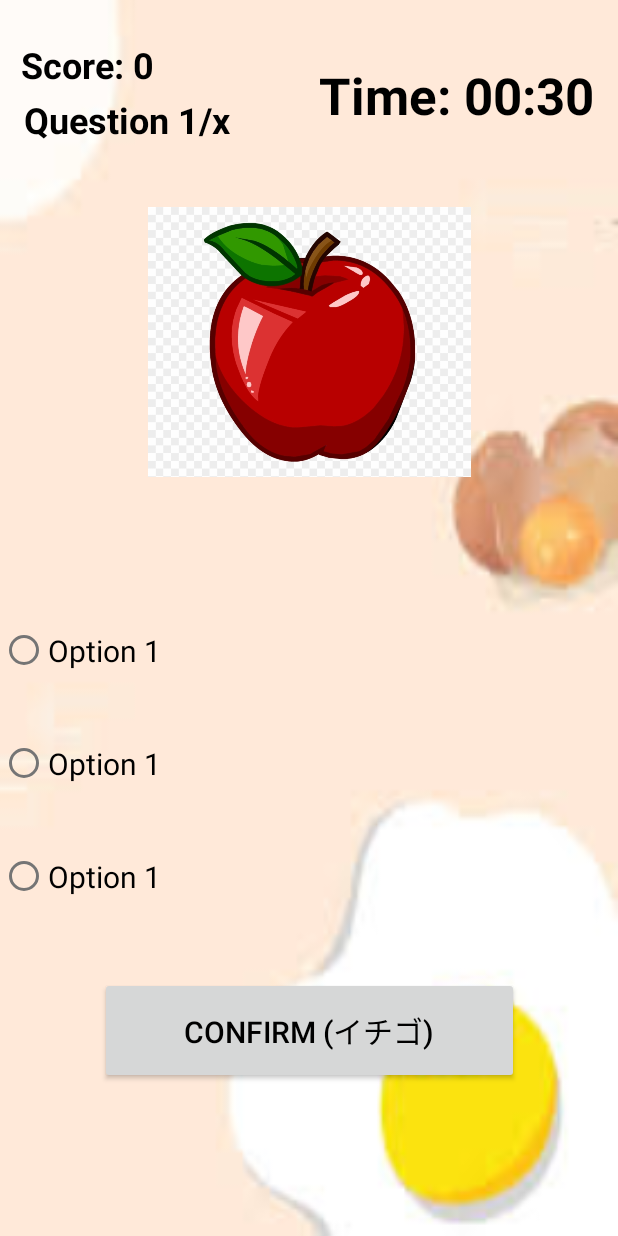
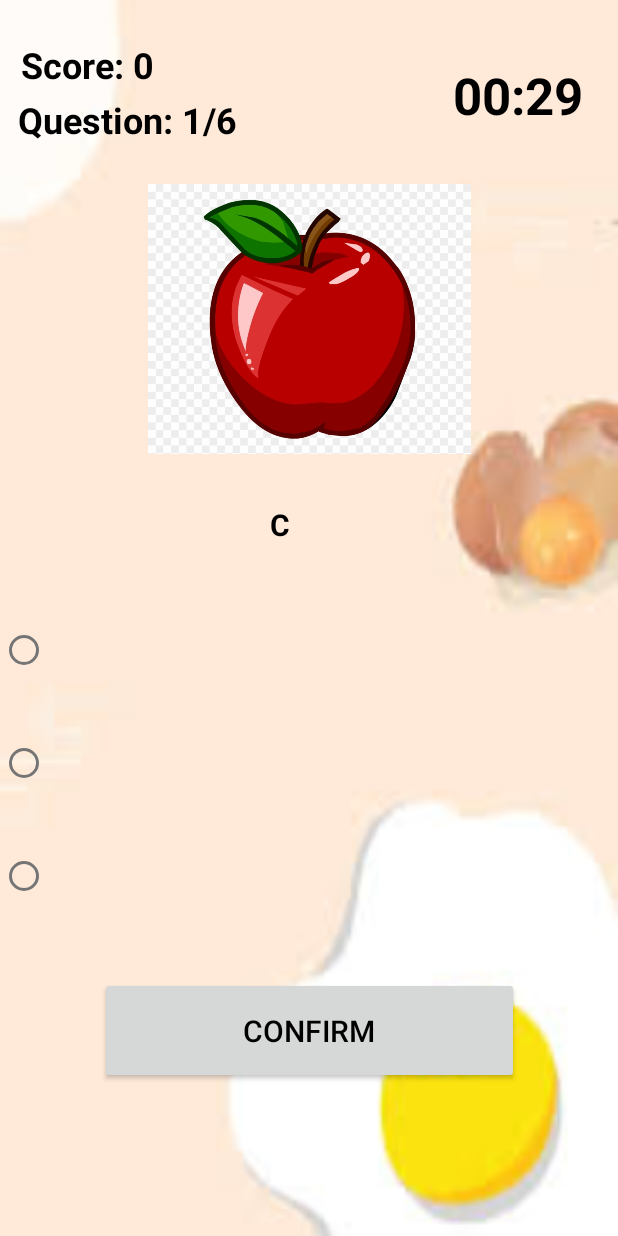
Before and after one commit to CodeX-Viro/FinalAppJapanglish, an Android app: the EasyQuiz1 screen opened directly, with no data from a screen before it, on a phone screen of 412 x 824 dp. Run offline under Robolectric (Android 15) with nearby library versions, the phone set to English and light mode, and no system bars.

Commit message:
CD Timer, Highscore + Color

```diff
--- a/app/src/main/java/com/example/japanglish/EasyQuiz1.java
+++ b/app/src/main/java/com/example/japanglish/EasyQuiz1.java
@@ -1,14 +1,54 @@
 package com.example.japanglish;
 
 import android.content.Intent;
+import android.content.res.ColorStateList;
+import android.graphics.Color;
 import android.os.Bundle;
+import android.os.CountDownTimer;
 import android.view.View;
 import android.widget.Button;
+import android.widget.RadioButton;
+import android.widget.RadioGroup;
+import android.widget.TextView;
 import android.widget.Toast;
 
 import androidx.appcompat.app.AppCompatActivity;
 
+import java.util.Collections;
+import java.util.List;
+import java.util.Locale;
+
 public class EasyQuiz1 extends AppCompatActivity {
+    public static final String EXTRA_SCORE = "extraScore";
+    private static final long COUNTDOWN_IN_MILLIS = 30000;
+
+    private TextView textViewQuestion;
+    private TextView textViewScore;
+    private TextView textViewQuestionCount;
+    private TextView textViewCountdown;
+    private RadioGroup rbGroup;
+    private RadioButton rb1;
+    private RadioButton rb2;
+    private RadioButton rb3;
+    private Button buttonConfirmNext;
+
+    private ColorStateList textColorDefaultRb;
+    private ColorStateList textColorDefaultCd;
+
+    private CountDownTimer countDownTimer;
+    private long timeLeftInMillis;
+
+    private List<Question> questionList;
+    private int questionCounter;
+    private int questionCountTotal;
+    private Question currentQuestion;
+
+    private int score;
+    private boolean answered;
+
+    private long backPressedItem;
+
+
 
     @Override
     protected void onCreate(Bundle savedInstanceState) {
@@ -16,7 +56,158 @@ public class EasyQuiz1 extends AppCompatActivity {
         setContentView(R.layout.quizapple1);
 
         Button buttonStartQuiz = findViewById(R.id.button_confirm);
+        textViewQuestion = findViewById(R.id.text_view_question);
+        textViewScore = findViewById(R.id.text_view_score);
+        textViewQuestionCount = findViewById(R.id.text_view_question_count);
+        textViewCountdown = findViewById(R.id.text_view_countdown);
+        rbGroup = findViewById(R.id.radio_group);
+        rb1 = findViewById(R.id.radio_button_1);
+        rb2 = findViewById(R.id.radio_button_2);
+        rb3 = findViewById(R.id.radio_button_3);
+        buttonConfirmNext = findViewById(R.id.button_confirm);
+
+        textColorDefaultRb = rb1.getTextColors();
+        textColorDefaultCd = textViewCountdown.getTextColors();
+
+        QuizDbHelper dbHelper = new QuizDbHelper(this);
+        questionList = dbHelper.getAllQuestions();
+        questionCountTotal = questionList.size();
+        Collections.shuffle(questionList);
+
+        showNextQuestion();
+
+        buttonConfirmNext.setOnClickListener(new View.OnClickListener() {
+            @Override
+            public void onClick(View v) {
+                if (!answered){
+                    if(rb1.isChecked() || rb2.isChecked() || rb3.isChecked()){
+                        checkAnswer();
+                    } else {
+                        Toast.makeText(EasyQuiz1.this, "Please select an Answer", Toast.LENGTH_SHORT).show();
+                    }
+                } else {
+                    showNextQuestion();
+                }
+            }
+        });
+    }
+    private void showNextQuestion(){
+        rb1.setTextColor(textColorDefaultRb);
+        rb2.setTextColor(textColorDefaultRb);
+        rb3.setTextColor(textColorDefaultRb);
+        rbGroup.clearCheck();
+
+        if (questionCounter < questionCountTotal) {
+            currentQuestion = questionList.get(questionCounter);
+
+            textViewQuestion.setText(currentQuestion.getQuestion());
+            rb1.setText(currentQuestion.getOption1());
+            rb2.setText(currentQuestion.getOption2());
+            rb3.setText(currentQuestion.getOption3());
+
+            questionCounter++;
+            textViewQuestionCount.setText("Question: " + questionCounter + "/" + questionCountTotal);
+            answered = false;
+            buttonConfirmNext.setText("Confirm");
+
+            timeLeftInMillis = COUNTDOWN_IN_MILLIS;
+            startCountDown();
+        } else {
+            finishQuiz();
+        }
+    }
+    private void startCountDown (){
+        countDownTimer = new CountDownTimer(timeLeftInMillis, 1000) {
+            @Override
+            public void onTick(long millisUntilFinished) {
+                timeLeftInMillis = millisUntilFinished;
+                updateCountDownText();
+            }
+
+            @Override
+            public void onFinish() {
+                timeLeftInMillis = 0;
+                updateCountDownText();
+                checkAnswer();
+            }
+        }.start();
+    }
+
+    private void updateCountDownText() {
+        int minutes = (int) (timeLeftInMillis / 1000) / 60;
+        int seconds = (int) (timeLeftInMillis / 1000) % 60;
+
+        String timeFormatted = String.format(Locale.getDefault(), "%02d:%02d", minutes, seconds);
+        textViewCountdown.setText(timeFormatted);
+
+        if (timeLeftInMillis < 10000) {
+            textViewCountdown.setTextColor(Color.RED);
+        }else {
+            textViewCountdown.setTextColor(textColorDefaultCd);
+        }
+    }
 
 
+    private void checkAnswer(){
+        answered = true;
+        countDownTimer.cancel();
+
+        RadioButton rbSelected = findViewById(rbGroup.getCheckedRadioButtonId());
+        int answerNr = rbGroup.indexOfChild(rbSelected) + 1;
+
+        if (answerNr == currentQuestion.getAnswerNr()){
+            score++;
+            textViewScore.setText("Score: " + score);
+        }
+        showSolution();
+    }
+    private void showSolution(){
+        rb1.setTextColor(Color.RED);
+        rb2.setTextColor(Color.RED);
+        rb3.setTextColor(Color.RED);
+
+        switch (currentQuestion.getAnswerNr()){
+            case 1:
+                rb1.setTextColor(Color.GREEN);
+                textViewQuestion.setText("Answer 1 is correct");
+                break;
+            case 2:
+                rb2.setTextColor(Color.GREEN);
+                textViewQuestion.setText("Answer 2 is correct");
+                break;
+            case 3:
+                rb3.setTextColor(Color.GREEN);
+                textViewQuestion.setText("Answer 3 is correct");
+                break;
+        }
+        if (questionCounter < questionCountTotal){
+            buttonConfirmNext.setText("Next");
+        }else {
+            buttonConfirmNext.setText("Finish");
+        }
+    }
+    private void finishQuiz(){
+        Intent resultIntent = new Intent();
+        resultIntent.putExtra(EXTRA_SCORE, score);
+        setResult(RESULT_OK, resultIntent);
+        finish();
+    }
+
+    @Override
+    public void onBackPressed() {
+        if (backPressedItem + 2000 > System.currentTimeMillis()){
+            finishQuiz();
+        } else {
+            Toast.makeText(this, "Press back again to finish", Toast.LENGTH_SHORT).show();
+        }
+        backPressedItem = System.currentTimeMillis();
+    }
+
+    @Override
+    protected void onDestroy() {
+        super.onDestroy();
+        if (countDownTimer !=null){
+            countDownTimer.cancel();
+        }
     }
 }
--- /dev/null
+++ b/app/src/main/java/com/example/japanglish/QuizDbHelper.java
@@ -0,0 +1,94 @@
+package com.example.japanglish;
+
+import android.content.ContentValues;
+import android.content.Context;
+import android.database.Cursor;
+import android.database.sqlite.SQLiteDatabase;
+import android.database.sqlite.SQLiteOpenHelper;
+import androidx.annotation.Nullable;
+import com.example.japanglish.QuizContract.*;
+
+import java.util.ArrayList;
+import java.util.List;
+
+public class QuizDbHelper extends SQLiteOpenHelper {
+
+    private static final String DATABASE_NAME = "QuizDatabase.db";
+    private static final int DATABASE_VERSION = 1;
+
+    private SQLiteDatabase db;
+
+
+
+    public QuizDbHelper(Context context) {
+        super(context, DATABASE_NAME, null, DATABASE_VERSION);
+    }
+
+    @Override
+    public void onCreate(SQLiteDatabase db) {
+        this.db = db;
+
+        final String SQL_CREATE_QUESTIONS_TABLE = "CREATE TABLE " +
+                QuestionsTable.TABLE_NAME + " ( " +
+                QuestionsTable._ID + " INTEGER PRIMARY KEY AUTOINCREMENT, " +
+                QuestionsTable.COLUMN_QUESTION + " TEXT, " +
+                QuestionsTable.COLUMN_OPTION1 + " TEXT, " +
+                QuestionsTable.COLUMN_OPTION2 + " TEXT, " +
+                QuestionsTable.COLUMN_OPTION3 + " TEXT, " +
+                QuestionsTable.COLUMN_ANSWER_NR + " INTEGER" +
+                ")";
+
+        db.execSQL(SQL_CREATE_QUESTIONS_TABLE);
+        fillQuestionsTable();
+
+    }
+
+    @Override
+    public void onUpgrade(SQLiteDatabase db, int oldVersion, int newVersion) {
+       db.execSQL("DROP TABLE IF EXISTS " + QuestionsTable.TABLE_NAME);
+       onCreate(db);
+    }
+
+    private void fillQuestionsTable(){
+        Question q1 = new Question("A is Correct", "A", "B", "C", 1 );
+        addQuestion(q1);
+        Question q2 = new Question("B is Correct", "A", "B", "C", 2 );
+        addQuestion(q2);
+        Question q3 = new Question("C is Correct", "A", "B", "C", 3 );
+        addQuestion(q3);
+        Question q4 = new Question("A is Correct", "A", "B", "C", 1 );
+        addQuestion(q4);
+        Question q5 = new Question("B is Correct", "A", "B", "C", 2 );
+        addQuestion(q5);
+        Question q6 = new Question("C is Correct", "A", "B", "C", 3 );
+        addQuestion(q6);
+    }
+    private void addQuestion(Question question){
+        ContentValues cv = new ContentValues();
+        cv.put(QuestionsTable.COLUMN_QUESTION, question.getQuestion());
+        cv.put(QuestionsTable.COLUMN_QUESTION, question.getOption1());
+        cv.put(QuestionsTable.COLUMN_QUESTION, question.getOption2());
+        cv.put(QuestionsTable.COLUMN_QUESTION, question.getOption3());
+        cv.put(QuestionsTable.COLUMN_ANSWER_NR, question.getAnswerNr());
+        db.insert(QuestionsTable.TABLE_NAME, null, cv);
+    }
+    public List<Question> getAllQuestions(){
+        List<Question> questionList = new ArrayList<>();
+        db = getReadableDatabase();
+        Cursor c = db.rawQuery("SELECT * FROM " + QuestionsTable.TABLE_NAME, null);
+        if (c.moveToFirst()){
+            do {
+                Question question = new Question();
+                question.setQuestion(c.getString(c.getColumnIndex(QuestionsTable.COLUMN_QUESTION)));
+                question.setOption1(c.getString(c.getColumnIndex(QuestionsTable.COLUMN_OPTION1)));
+                question.setOption2(c.getString(c.getColumnIndex(QuestionsTable.COLUMN_OPTION2)));
+                question.setOption3(c.getString(c.getColumnIndex(QuestionsTable.COLUMN_OPTION3)));
+                question.setAnswerNr(c.getInt(c.getColumnIndex(QuestionsTable.COLUMN_ANSWER_NR)));
+                questionList.add(question);
+
+            }while(c.moveToNext());
+        }
+        c.close();
+        return questionList;
+    }
+}
--- a/app/src/main/res/layout/quizapple1.xml
+++ b/app/src/main/res/layout/quizapple1.xml
@@ -7,7 +7,7 @@
     android:background="@drawable/english">
 
     <TextView
-        android:id="@+id/text_view_countdown"
+        android:id="@+id/text_view_question_count"
         android:layout_width="169dp"
         android:layout_height="35dp"
         android:text="Question 1/x"
@@ -39,7 +39,7 @@
         app:layout_constraintVertical_bias="0.034" />
 
     <TextView
-        android:id="@+id/text_view_timer"
+        android:id="@+id/text_view_countdown"
         android:layout_width="wrap_content"
         android:layout_height="wrap_content"
         android:text="Time: 00:30"
@@ -54,6 +54,22 @@
         app:layout_constraintTop_toTopOf="parent"
         app:layout_constraintVertical_bias="0.052" />
 
+    <TextView
+        android:id="@+id/text_view_question"
+        android:layout_width="wrap_content"
+        android:layout_height="wrap_content"
+        android:text="Question 1:"
+        android:textAlignment="center"
+        android:textColor="@color/black"
+        android:textSize="20dp"
+        android:textStyle="bold"
+        app:layout_constraintBottom_toBottomOf="parent"
+        app:layout_constraintHorizontal_bias="0.451"
+        app:layout_constraintLeft_toLeftOf="parent"
+        app:layout_constraintRight_toRightOf="parent"
+        app:layout_constraintTop_toTopOf="parent"
+        app:layout_constraintVertical_bias="0.422" />
+
     <ImageView
         android:id="@+id/quizquestion"
         android:layout_width="215dp"
@@ -63,9 +79,10 @@
         app:layout_constraintLeft_toLeftOf="parent"
         app:layout_constraintRight_toRightOf="parent"
         app:layout_constraintTop_toTopOf="parent"
-        app:layout_constraintVertical_bias="0.209" />
+        app:layout_constraintVertical_bias="0.185" />
 
     <RadioGroup
+        android:id="@+id/radio_group"
         android:layout_width="match_parent"
         android:layout_height="wrap_content"
         app:layout_constraintBottom_toBottomOf="parent"
```
Also changed, not shown: app/src/main/java/com/example/japanglish/QuizMenu.java (+49 -1 lines), app/src/main/res/layout/quizmenu.xml (+18 -1 lines).
